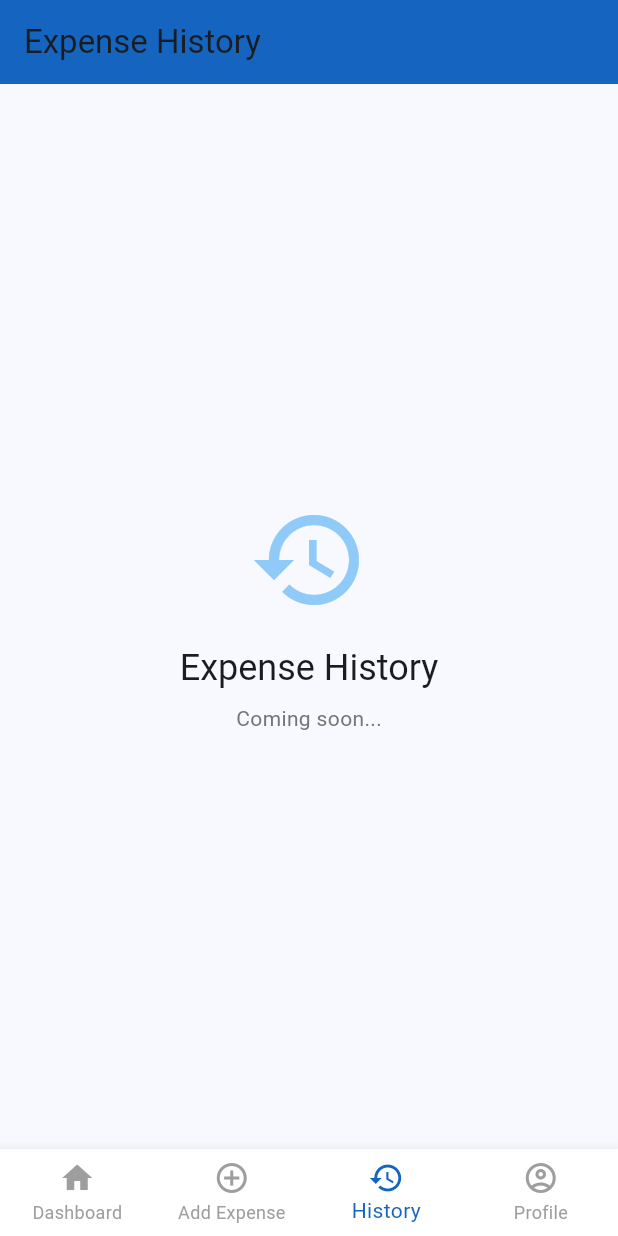
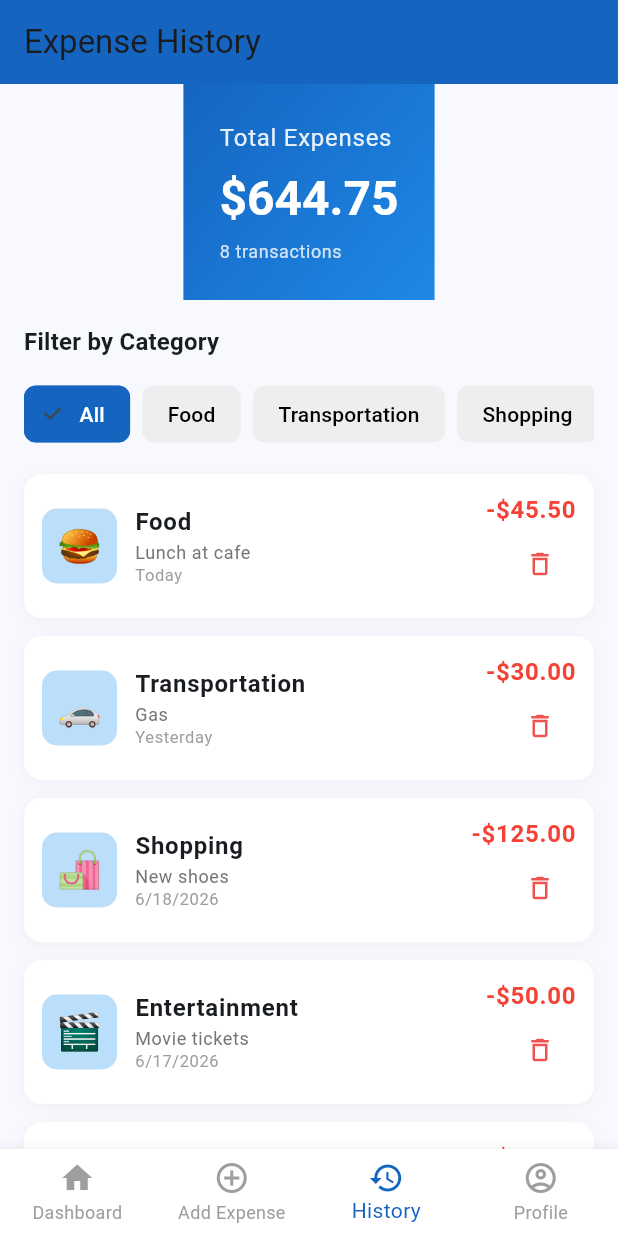
Before and after one commit to RxSeldon/gasto_wise, a Flutter app: the MainShell screen opened by its route, item 3 of the bottom bar chosen, on a phone screen of 412 x 824 dp. Run offline on Flutter 3.47's test engine with Material 3 defaults, Android fonts, the phone set to English and light mode, and no system bars.

Commit message:
-Add expense history screen with sample data - Implement category filtering with chips - Add delete functionality for expenses - Display total expenses and transaction count - Format dates (Today, Yesterday, or date format) - Show empty state when no expenses found

```diff
--- /dev/null
+++ b/lib/screens/expense_history_screen.dart
@@ -0,0 +1,394 @@
+import 'package:flutter/material.dart';
+
+class ExpenseHistoryScreen extends StatefulWidget {
+  const ExpenseHistoryScreen({super.key});
+
+  @override
+  State<ExpenseHistoryScreen> createState() => _ExpenseHistoryScreenState();
+}
+
+class _ExpenseHistoryScreenState extends State<ExpenseHistoryScreen> {
+  // Sample expense data
+  List<HistoryExpenseItem> allExpenses = [
+    HistoryExpenseItem(
+      id: '1',
+      category: 'Food',
+      amount: 45.50,
+      date: DateTime(2026, 6, 20),
+      description: 'Lunch at cafe',
+      icon: '🍔',
+    ),
+    HistoryExpenseItem(
+      id: '2',
+      category: 'Transportation',
+      amount: 30.00,
+      date: DateTime(2026, 6, 19),
+      description: 'Gas',
+      icon: '🚗',
+    ),
+    HistoryExpenseItem(
+      id: '3',
+      category: 'Shopping',
+      amount: 125.00,
+      date: DateTime(2026, 6, 18),
+      description: 'New shoes',
+      icon: '🛍️',
+    ),
+    HistoryExpenseItem(
+      id: '4',
+      category: 'Entertainment',
+      amount: 50.00,
+      date: DateTime(2026, 6, 17),
+      description: 'Movie tickets',
+      icon: '🎬',
+    ),
+    HistoryExpenseItem(
+      id: '5',
+      category: 'Food',
+      amount: 28.75,
+      date: DateTime(2026, 6, 17),
+      description: 'Dinner',
+      icon: '🍔',
+    ),
+    HistoryExpenseItem(
+      id: '6',
+      category: 'Bills',
+      amount: 150.00,
+      date: DateTime(2026, 6, 15),
+      description: 'Internet bill',
+      icon: '💳',
+    ),
+    HistoryExpenseItem(
+      id: '7',
+      category: 'School',
+      amount: 200.00,
+      date: DateTime(2026, 6, 14),
+      description: 'Books',
+      icon: '📚',
+    ),
+    HistoryExpenseItem(
+      id: '8',
+      category: 'Others',
+      amount: 15.50,
+      date: DateTime(2026, 6, 13),
+      description: 'Coffee',
+      icon: '📌',
+    ),
+  ];
+
+  String _selectedFilter = 'All';
+  late List<HistoryExpenseItem> _filteredExpenses;
+
+  @override
+  void initState() {
+    super.initState();
+    _filteredExpenses = allExpenses;
+  }
+
+  void _filterExpenses(String category) {
+    setState(() {
+      _selectedFilter = category;
+      if (category == 'All') {
+        _filteredExpenses = allExpenses;
+      } else {
+        _filteredExpenses = allExpenses
+            .where((expense) => expense.category == category)
+            .toList();
+      }
+    });
+  }
+
+  void _deleteExpense(String id) {
+    setState(() {
+      allExpenses.removeWhere((expense) => expense.id == id);
+      _filterExpenses(_selectedFilter);
+    });
+    ScaffoldMessenger.of(context).showSnackBar(
+      const SnackBar(
+        content: Text('Expense deleted'),
+        duration: Duration(seconds: 1),
+      ),
+    );
+  }
+
+  String _formatDate(DateTime date) {
+    final now = DateTime.now();
+    if (date.year == now.year &&
+        date.month == now.month &&
+        date.day == now.day) {
+      return 'Today';
+    } else if (date.year == now.year &&
+        date.month == now.month &&
+        date.day == now.day - 1) {
+      return 'Yesterday';
+    }
+    return '${date.month}/${date.day}/${date.year}';
+  }
+
+  double _calculateTotal() {
+    return _filteredExpenses.fold(0, (sum, expense) => sum + expense.amount);
+  }
+
+  @override
+  Widget build(BuildContext context) {
+    return Scaffold(
+      appBar: AppBar(
+        title: const Text('Expense History'),
+        backgroundColor: Colors.blue.shade800,
+        elevation: 0,
+        automaticallyImplyLeading: false,
+      ),
+      body: SingleChildScrollView(
+        child: Column(
+          children: [
+            // Header with gradient
+            Container(
+              decoration: BoxDecoration(
+                gradient: LinearGradient(
+                  begin: Alignment.topLeft,
+                  end: Alignment.bottomRight,
+                  colors: [Colors.blue.shade800, Colors.blue.shade600],
+                ),
+              ),
+              child: Padding(
+                padding: const EdgeInsets.all(24.0),
+                child: Column(
+                  crossAxisAlignment: CrossAxisAlignment.start,
+                  children: [
+                    Text(
+                      'Total Expenses',
+                      style: Theme.of(context).textTheme.bodyLarge?.copyWith(
+                        color: Colors.white.withOpacity(0.9),
+                      ),
+                    ),
+                    const SizedBox(height: 8),
+                    Text(
+                      '\$${_calculateTotal().toStringAsFixed(2)}',
+                      style: Theme.of(context).textTheme.headlineLarge
+                          ?.copyWith(
+                            color: Colors.white,
+                            fontWeight: FontWeight.bold,
+                          ),
+                    ),
+                    const SizedBox(height: 8),
+                    Text(
+                      '${_filteredExpenses.length} transactions',
+                      style: Theme.of(context).textTheme.bodySmall?.copyWith(
+                        color: Colors.white.withOpacity(0.8),
+                      ),
+                    ),
+                  ],
+                ),
+              ),
+            ),
+            // Filter Chips
+            Padding(
+              padding: const EdgeInsets.all(16.0),
+              child: Column(
+                crossAxisAlignment: CrossAxisAlignment.start,
+                children: [
+                  Text(
+                    'Filter by Category',
+                    style: Theme.of(context).textTheme.titleMedium?.copyWith(
+                      fontWeight: FontWeight.bold,
+                    ),
+                  ),
+                  const SizedBox(height: 12),
+                  SingleChildScrollView(
+                    scrollDirection: Axis.horizontal,
+                    child: Row(
+                      children: [
+                        _buildFilterChip('All'),
+                        _buildFilterChip('Food'),
+                        _buildFilterChip('Transportation'),
+                        _buildFilterChip('Shopping'),
+                        _buildFilterChip('Bills'),
+                        _buildFilterChip('School'),
+                        _buildFilterChip('Entertainment'),
+                        _buildFilterChip('Others'),
+                      ],
+                    ),
+                  ),
+                ],
+              ),
+            ),
+            // Expenses List
+            Padding(
+              padding: const EdgeInsets.symmetric(horizontal: 16.0),
+              child: _filteredExpenses.isEmpty
+                  ? _buildEmptyState()
+                  : ListView.builder(
+                      shrinkWrap: true,
+                      physics: const NeverScrollableScrollPhysics(),
+                      itemCount: _filteredExpenses.length,
+                      itemBuilder: (context, index) {
+                        return _buildExpenseCard(_filteredExpenses[index]);
+                      },
+                    ),
+            ),
+            const SizedBox(height: 32),
+          ],
+        ),
+      ),
+    );
+  }
+
+  Widget _buildFilterChip(String category) {
+    bool isSelected = _selectedFilter == category;
+    return Padding(
+      padding: const EdgeInsets.only(right: 8.0),
+      child: FilterChip(
+        label: Text(category),
+        selected: isSelected,
+        onSelected: (_) {
+          _filterExpenses(category);
+        },
+        backgroundColor: Colors.grey.shade200,
+        selectedColor: Colors.blue.shade800,
+        labelStyle: TextStyle(
+          color: isSelected ? Colors.white : Colors.black,
+          fontWeight: FontWeight.w500,
+        ),
+        side: BorderSide(
+          color: isSelected ? Colors.blue.shade800 : Colors.transparent,
+        ),
+      ),
+    );
+  }
+
+  Widget _buildExpenseCard(HistoryExpenseItem expense) {
+    return Container(
+      margin: const EdgeInsets.only(bottom: 12),
+      decoration: BoxDecoration(
+        color: Colors.white,
+        borderRadius: BorderRadius.circular(12),
+        boxShadow: [
+          BoxShadow(
+            color: Colors.grey.withOpacity(0.1),
+            blurRadius: 8,
+            offset: const Offset(0, 2),
+          ),
+        ],
+      ),
+      child: Padding(
+        padding: const EdgeInsets.all(12.0),
+        child: Row(
+          children: [
+            // Category Icon
+            Container(
+              height: 50,
+              width: 50,
+              decoration: BoxDecoration(
+                color: Colors.blue.shade100,
+                borderRadius: BorderRadius.circular(10),
+              ),
+              child: Center(
+                child: Text(expense.icon, style: const TextStyle(fontSize: 24)),
+              ),
+            ),
+            const SizedBox(width: 12),
+            // Expense Details
+            Expanded(
+              child: Column(
+                crossAxisAlignment: CrossAxisAlignment.start,
+                children: [
+                  Text(
+                    expense.category,
+                    style: Theme.of(context).textTheme.bodyLarge?.copyWith(
+                      fontWeight: FontWeight.bold,
+                    ),
+                  ),
+                  Text(
+                    expense.description.isEmpty
+                        ? _formatDate(expense.date)
+                        : expense.description,
+                    style: Theme.of(
+                      context,
+                    ).textTheme.bodySmall?.copyWith(color: Colors.grey[600]),
+                  ),
+                  if (expense.description.isNotEmpty)
+                    Text(
+                      _formatDate(expense.date),
+                      style: Theme.of(context).textTheme.bodySmall?.copyWith(
+                        color: Colors.grey[500],
+                        fontSize: 11,
+                      ),
+                    ),
+                ],
+              ),
+            ),
+            // Amount and Delete Button
+            Column(
+              crossAxisAlignment: CrossAxisAlignment.end,
+              children: [
+                Text(
+                  '-\$${expense.amount.toStringAsFixed(2)}',
+                  style: Theme.of(context).textTheme.bodyLarge?.copyWith(
+                    color: Colors.red,
+                    fontWeight: FontWeight.bold,
+                  ),
+                ),
+                IconButton(
+                  icon: Icon(
+                    Icons.delete_outline,
+                    color: Colors.red.shade400,
+                    size: 20,
+                  ),
+                  onPressed: () {
+                    _deleteExpense(expense.id);
+                  },
+                  padding: EdgeInsets.zero,
+                  constraints: const BoxConstraints(),
+                ),
+              ],
+            ),
+          ],
+        ),
+      ),
+    );
+  }
+
+  Widget _buildEmptyState() {
+    return Padding(
+      padding: const EdgeInsets.symmetric(vertical: 48.0),
+      child: Column(
+        children: [
+          Icon(Icons.receipt_long, size: 80, color: Colors.grey.shade300),
+          const SizedBox(height: 16),
+          Text(
+            'No expenses found',
+            style: Theme.of(
+              context,
+            ).textTheme.headlineSmall?.copyWith(color: Colors.grey.shade600),
+          ),
+          const SizedBox(height: 8),
+          Text(
+            'Try selecting a different category or add new expenses',
+            style: Theme.of(
+              context,
+            ).textTheme.bodyMedium?.copyWith(color: Colors.grey.shade500),
+            textAlign: TextAlign.center,
+          ),
+        ],
+      ),
+    );
+  }
+}
+
+class HistoryExpenseItem {
+  final String id;
+  final String category;
+  final double amount;
+  final DateTime date;
+  final String description;
+  final String icon;
+
+  HistoryExpenseItem({
+    required this.id,
+    required this.category,
+    required this.amount,
+    required this.date,
+    required this.description,
+    required this.icon,
+  });
+}
--- a/lib/screens/main_shell.dart
+++ b/lib/screens/main_shell.dart
@@ -1,6 +1,7 @@
 import 'package:flutter/material.dart';
 import 'dashboard_screen.dart';
 import 'add_expense_screen.dart';
+import 'expense_history_screen.dart';
 
 class MainShell extends StatefulWidget {
   const MainShell({super.key});
@@ -20,7 +21,7 @@ class _MainShellState extends State<MainShell> {
     _screens = [
       const DashboardScreen(),
       const AddExpenseScreen(),
-      const ExpenseHistoryPlaceholder(),
+      const ExpenseHistoryScreen(),
       const ProfilePlaceholder(),
     ];
   }
@@ -59,43 +60,7 @@ class _MainShellState extends State<MainShell> {
   }
 }
 
-// Placeholder screens for future implementation
-class ExpenseHistoryPlaceholder extends StatelessWidget {
-  const ExpenseHistoryPlaceholder({super.key});
-
-  @override
-  Widget build(BuildContext context) {
-    return Scaffold(
-      appBar: AppBar(
-        title: const Text('Expense History'),
-        backgroundColor: Colors.blue.shade800,
-        elevation: 0,
-        automaticallyImplyLeading: false,
-      ),
-      body: Center(
-        child: Column(
-          mainAxisAlignment: MainAxisAlignment.center,
-          children: [
-            Icon(Icons.history, size: 80, color: Colors.blue.shade200),
-            const SizedBox(height: 16),
-            Text(
-              'Expense History',
-              style: Theme.of(context).textTheme.headlineSmall,
-            ),
-            const SizedBox(height: 8),
-            Text(
-              'Coming soon...',
-              style: Theme.of(
-                context,
-              ).textTheme.bodyMedium?.copyWith(color: Colors.grey[600]),
-            ),
-          ],
-        ),
-      ),
-    );
-  }
-}
-
+// Placeholder screen for future implementation
 class ProfilePlaceholder extends StatelessWidget {
   const ProfilePlaceholder({super.key});
 
```
